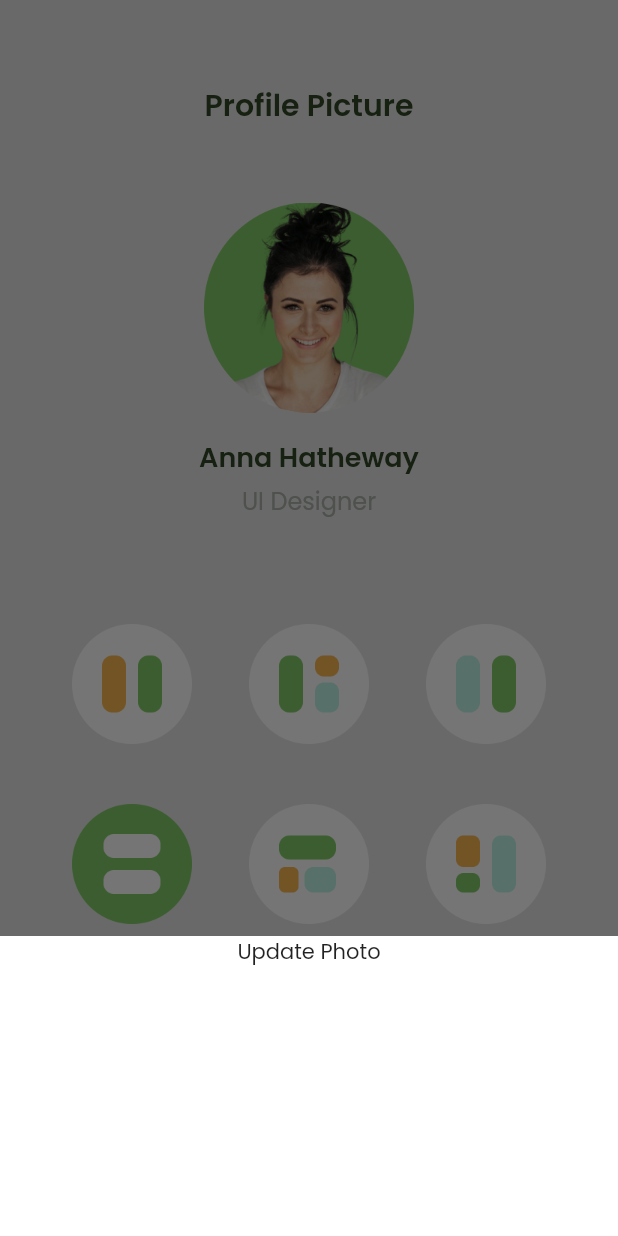
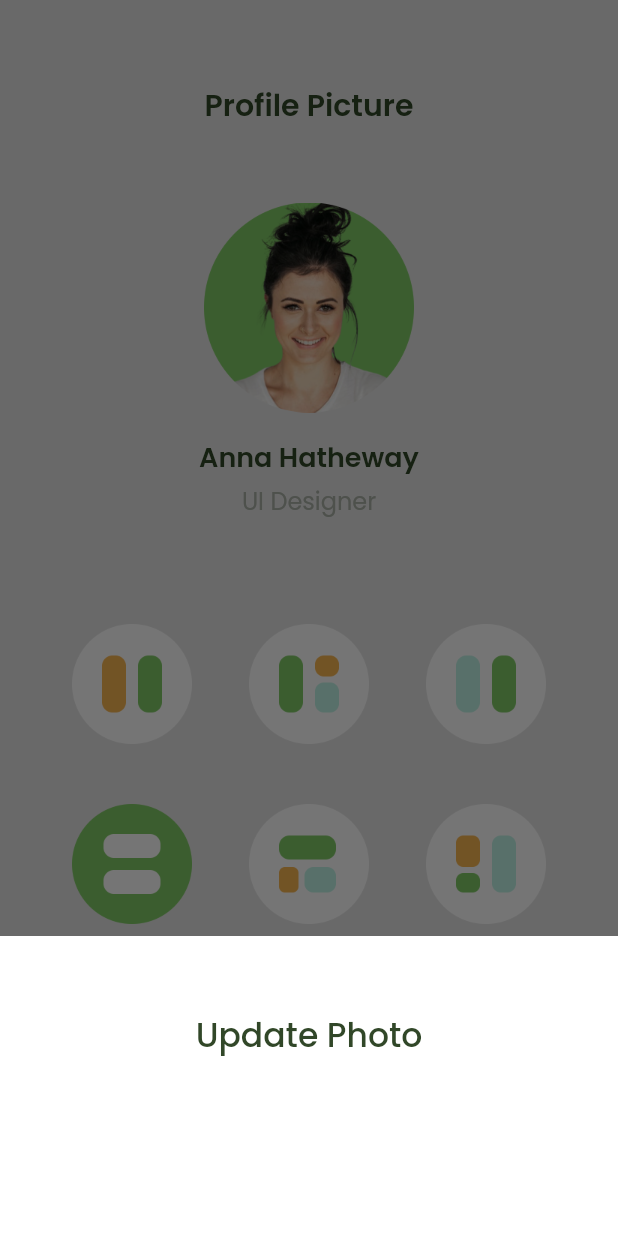
Before and after one commit to Santa-wijaya/Flutter_profile_update, a Flutter app: the screen it shows after launch, after a tap on "Update Profile", on a phone screen of 412 x 824 dp. Run offline on Flutter 3.47's test engine with Material 2 defaults, Android fonts, the phone set to English and light mode, and no system bars; our stand-ins replace google_fonts.

Commit message:
update font system

```diff
--- a/lib/home_page.dart
+++ b/lib/home_page.dart
@@ -105,10 +105,19 @@ class Homepage extends StatelessWidget {
                         builder: (context) {
                           return Container(
                             height: 200,
+                            padding: const EdgeInsets.symmetric(
+                              vertical: 50,
+                            ),
                             color: ColorPalette.whiteColor,
                             child: Column(
                               children: const [
-                                Text('Update Photo'),
+                                Text(
+                                  'Update Photo',
+                                  style: TextStyle(
+                                      fontSize: 22,
+                                      color: ColorPalette.primaryColor,
+                                      fontWeight: FontWeight.w500),
+                                ),
                               ],
                             ),
                           );
```
